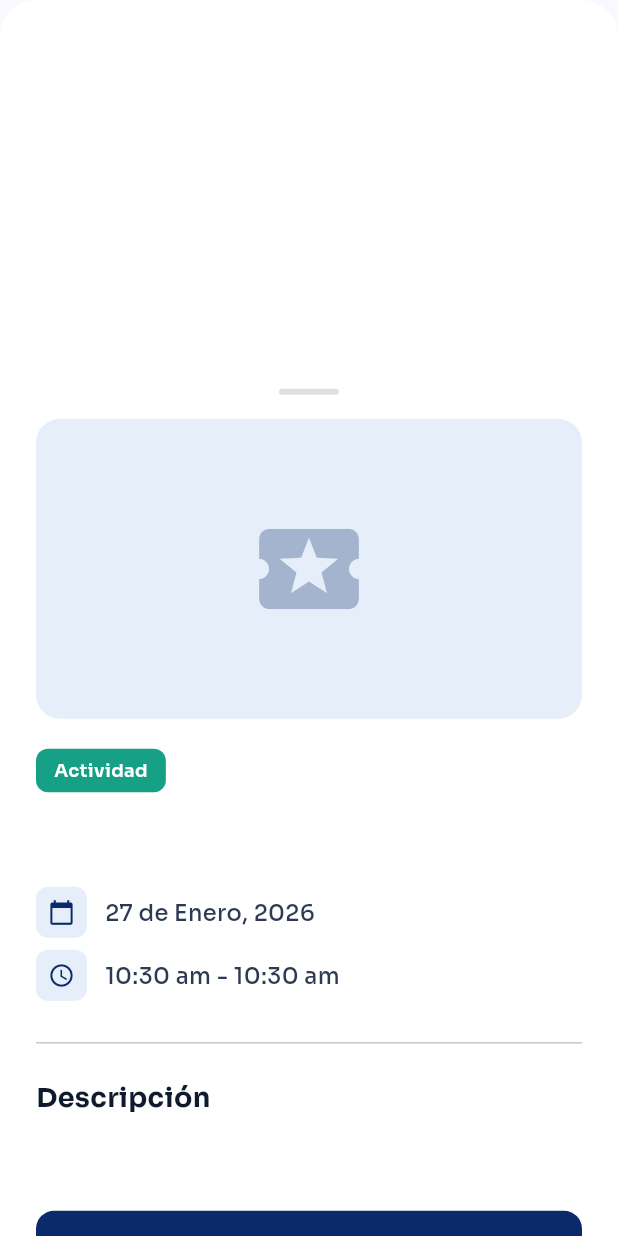
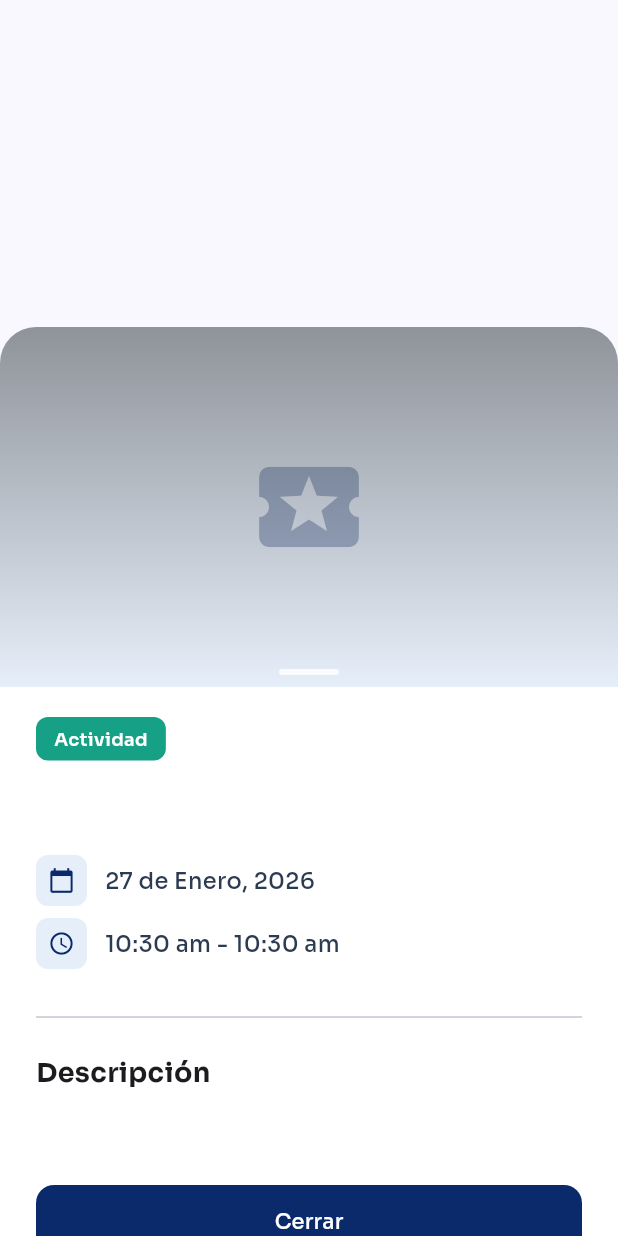
Before and after one commit to obieuan/app-EIUM, a Flutter app: the _EventDetailsModal widget shown alone on an empty page, opened directly with empty values, on a phone screen of 412 x 824 dp. Run offline on Flutter 3.47's test engine with Material 3 defaults, Android fonts, the phone set to English and light mode, and no system bars; our stand-ins replace flutter_secure_storage, flutter_svg, google_fonts, image_picker, qr_flutter, shared_preferences; missing offline and left inert: dart:html, flutter_appauth, mobile_scanner, openid_client; accounts and stored records are empty; network calls fail; project files that could hold a hidden picture were left out.

Commit message:
feat: convert event modal to card with SliverAppBar
Transformed the event/activity details modal into a professional popup card with:
- SliverAppBar with expandable/collapsible image
- Image stretches and zooms when pulled down
- Drag handle integrated into the app bar
- Smooth scrolling with pinned header
- Removed whitespace issue by restructuring container hierarchy
- DraggableScrollableSheet as root for proper spacing

Co-Authored-By: Claude Opus 4.5 <noreply@anthropic.com>

```diff
--- a/lib/screens/home_screen.dart
+++ b/lib/screens/home_screen.dart
@@ -1512,6 +1512,7 @@ class _HomeScreenState extends State<HomeScreen> {
     showModalBottomSheet(
       context: context,
       isScrollControlled: true,
+      useSafeArea: false,
       backgroundColor: Colors.transparent,
       builder: (context) => _EventDetailsModal(item: item),
     );
@@ -2132,70 +2133,114 @@ class _EventDetailsModal extends StatelessWidget {
 
   @override
   Widget build(BuildContext context) {
+    return DraggableScrollableSheet(
+      initialChildSize: 0.75,
+      minChildSize: 0.5,
+      maxChildSize: 0.95,
+      builder: (context, scrollController) {
         return Container(
+          margin: const EdgeInsets.only(top: 12),
           decoration: const BoxDecoration(
             color: Colors.white,
             borderRadius: BorderRadius.vertical(top: Radius.circular(24)),
           ),
-      child: DraggableScrollableSheet(
-        initialChildSize: 0.7,
-        minChildSize: 0.5,
-        maxChildSize: 0.95,
-        builder: (context, scrollController) {
-          return SingleChildScrollView(
+          child: ClipRRect(
+            borderRadius: const BorderRadius.vertical(top: Radius.circular(24)),
+            child: CustomScrollView(
               controller: scrollController,
-            padding: const EdgeInsets.fromLTRB(24, 12, 24, 24),
-            child: Column(
-              crossAxisAlignment: CrossAxisAlignment.start,
-              children: [
-                // Drag handle
-                Center(
-                  child: Container(
-                    width: 40,
-                    height: 4,
-                    margin: const EdgeInsets.only(bottom: 16),
-                    decoration: BoxDecoration(
-                      color: Colors.grey[300],
-                      borderRadius: BorderRadius.circular(2),
-                    ),
-                  ),
-                ),
-                // Event image
+              slivers: [
+                _buildSliverAppBar(context),
+                SliverToBoxAdapter(
+                  child: _buildContent(context),
+                ),
+              ],
+            ),
+          ),
+        );
+      },
+    );
+  }
+
+  SliverAppBar _buildSliverAppBar(BuildContext context) {
+    return SliverAppBar(
+      pinned: true,
+      stretch: true,
+      expandedHeight: 240,
+      backgroundColor: Colors.white,
+      automaticallyImplyLeading: false,
+      shape: const RoundedRectangleBorder(
+        borderRadius: BorderRadius.vertical(top: Radius.circular(24)),
+      ),
+      flexibleSpace: FlexibleSpaceBar(
+        stretchModes: const [
+          StretchMode.zoomBackground,
+          StretchMode.fadeTitle,
+        ],
+        background: Stack(
+          fit: StackFit.expand,
+          children: [
             if (item.imagePath != null && item.imagePath!.isNotEmpty)
-                  ClipRRect(
-                    borderRadius: BorderRadius.circular(16),
-                    child: Image.network(
+              Image.network(
                 item.imagePath!,
-                      height: 200,
-                      width: double.infinity,
                 fit: BoxFit.cover,
                 errorBuilder: (context, error, stackTrace) => Container(
-                        height: 200,
                   color: const Color(0xFFE6EEF9),
-                        child: Icon(
-                          item.isEvent ? Icons.event : Icons.local_activity,
-                          size: 60,
-                          color: const Color(0xFF0A2A6B).withOpacity(0.3),
-                        ),
-                      ),
-                    ),
-                  )
-                else
-                  Container(
-                    height: 200,
-                    decoration: BoxDecoration(
-                      color: const Color(0xFFE6EEF9),
-                      borderRadius: BorderRadius.circular(16),
-                    ),
-                    child: Center(
                   child: Icon(
                     item.isEvent ? Icons.event : Icons.local_activity,
                     size: 80,
                     color: const Color(0xFF0A2A6B).withOpacity(0.3),
                   ),
                 ),
-                  ),
-                const SizedBox(height: 20),
+              )
+            else
+              Container(
+                color: const Color(0xFFE6EEF9),
+                child: Icon(
+                  item.isEvent ? Icons.event : Icons.local_activity,
+                  size: 80,
+                  color: const Color(0xFF0A2A6B).withOpacity(0.3),
+                ),
+              ),
+            // Gradient overlay
+            Container(
+              decoration: const BoxDecoration(
+                gradient: LinearGradient(
+                  begin: Alignment.topCenter,
+                  end: Alignment.bottomCenter,
+                  colors: [
+                    Colors.black38,
+                    Colors.transparent,
+                  ],
+                ),
+              ),
+            ),
+          ],
+        ),
+      ),
+      bottom: PreferredSize(
+        preferredSize: const Size.fromHeight(24),
+        child: Container(
+          alignment: Alignment.center,
+          padding: const EdgeInsets.only(bottom: 8),
+          child: Container(
+            width: 40,
+            height: 4,
+            decoration: BoxDecoration(
+              color: Colors.white.withOpacity(0.8),
+              borderRadius: BorderRadius.circular(2),
+            ),
+          ),
+        ),
+      ),
+    );
+  }
+
+  Widget _buildContent(BuildContext context) {
+    return Padding(
+      padding: const EdgeInsets.fromLTRB(24, 20, 24, 32),
+      child: Column(
+        crossAxisAlignment: CrossAxisAlignment.start,
+        children: [
           // Badge
           Container(
             padding: const EdgeInsets.symmetric(horizontal: 12, vertical: 6),
@@ -2213,6 +2258,7 @@ class _EventDetailsModal extends StatelessWidget {
             ),
           ),
           const SizedBox(height: 12),
+
           // Title
           Text(
             item.title,
@@ -2223,7 +2269,7 @@ class _EventDetailsModal extends StatelessWidget {
             ),
           ),
           const SizedBox(height: 16),
-                // Date and time
+
           _InfoRow(
             icon: Icons.calendar_today,
             label: _formatFullDate(item.startAt),
@@ -2233,15 +2279,14 @@ class _EventDetailsModal extends StatelessWidget {
             icon: Icons.schedule,
             label: _formatTimeRange(item.startAt, item.endAt),
           ),
-                // Tags
+
           if (item.tags.isNotEmpty) ...[
-                  const SizedBox(height: 16),
+            const SizedBox(height: 20),
             const Text(
               'Categorías',
               style: TextStyle(
                 fontSize: 16,
                 fontWeight: FontWeight.w700,
-                      color: Color(0xFF0F1B2D),
               ),
             ),
             const SizedBox(height: 8),
@@ -2270,16 +2315,16 @@ class _EventDetailsModal extends StatelessWidget {
               }).toList(),
             ),
           ],
-                const SizedBox(height: 20),
+
+          const SizedBox(height: 24),
           const Divider(),
           const SizedBox(height: 16),
-                // Description
+
           const Text(
             'Descripción',
             style: TextStyle(
               fontSize: 18,
               fontWeight: FontWeight.w700,
-                    color: Color(0xFF0F1B2D),
             ),
           ),
           const SizedBox(height: 8),
@@ -2287,12 +2332,13 @@ class _EventDetailsModal extends StatelessWidget {
             item.description ?? 'Sin descripción disponible.',
             style: const TextStyle(
               fontSize: 15,
+              height: 1.5,
               color: Color(0xFF5B6B86),
-                    height: 1.5,
-                  ),
-                ),
+            ),
+          ),
+
           const SizedBox(height: 32),
-                // Close button
+
           SizedBox(
             width: double.infinity,
             child: FilledButton(
@@ -2310,9 +2356,6 @@ class _EventDetailsModal extends StatelessWidget {
         ],
       ),
     );
-        },
-      ),
-    );
   }
 
   String _formatFullDate(DateTime? date) {
```
Lines whose indentation alone changed are shown as unchanged.
